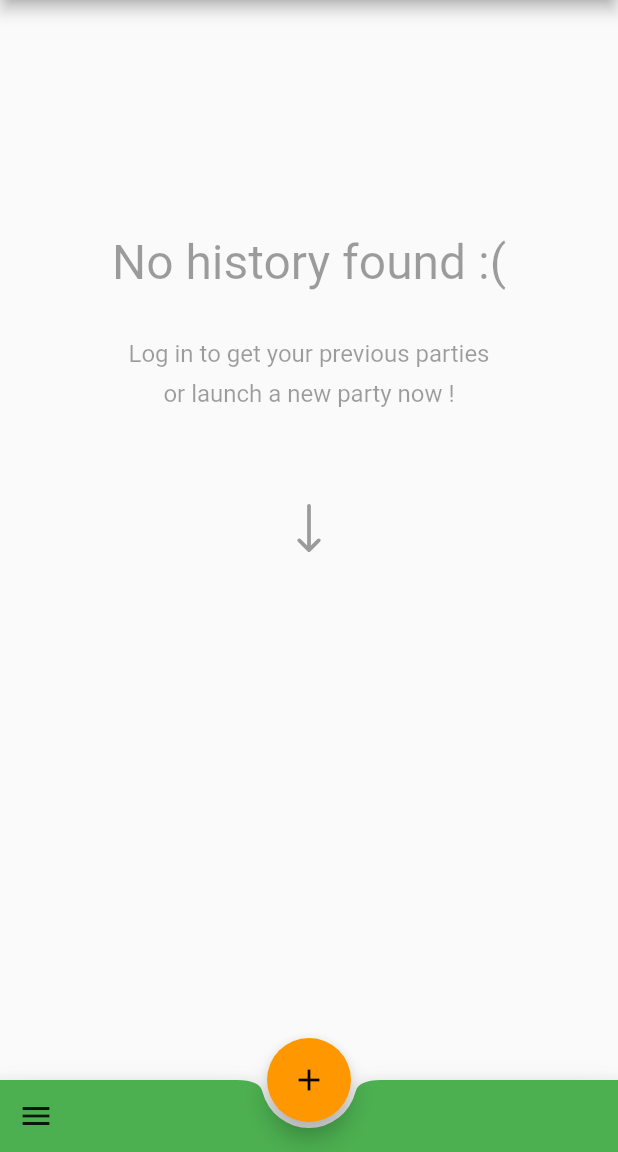
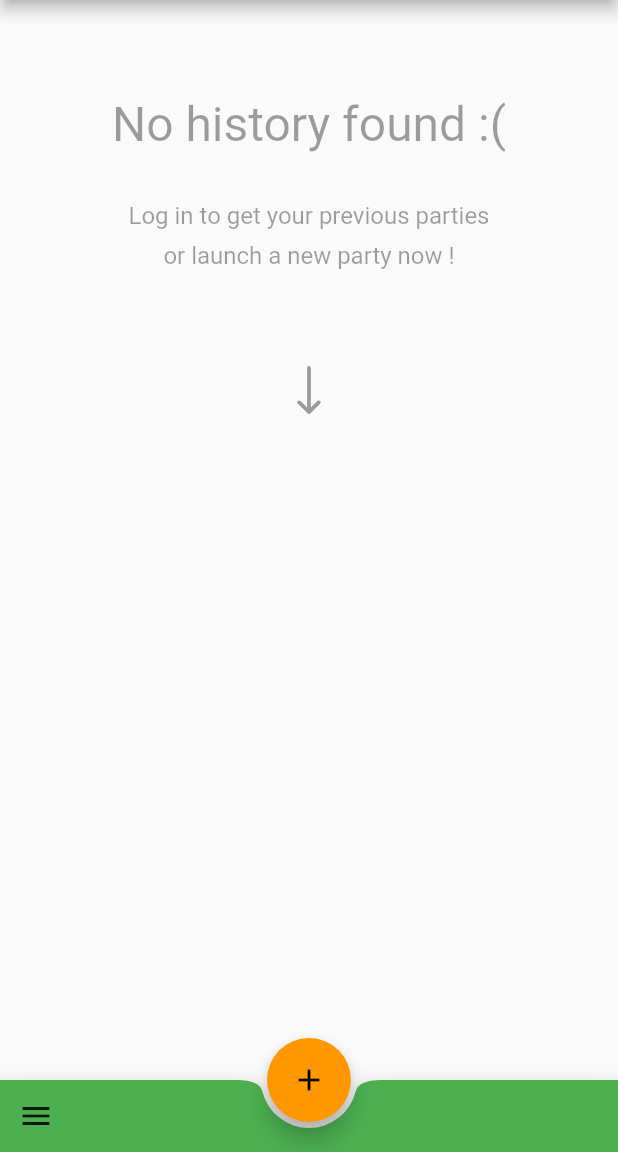
Before and after one commit to TotemaT/Scored_, a Flutter app: the screen it shows after launch, on a phone screen of 412 x 824 dp, the part 84-1236 px from its top. Run offline on Flutter 3.47's test engine with Material 2 defaults, Android fonts, the phone set to English and light mode, and no system bars; our stand-ins replace flutter_svg, shared_preferences.

Commit message:
Refactor noHistory

```diff
--- a/lib/ui/pages/HistoryPage.dart
+++ b/lib/ui/pages/HistoryPage.dart
@@ -1,6 +1,8 @@
+import 'dart:developer';
+
 import 'package:flutter/material.dart';
-import 'package:flutter_svg/svg.dart';
 import 'package:scored/ui/partials/Layout.dart';
+import 'package:scored/ui/widgets/NoHistory.dart';
 
 class HistoryPage extends StatelessWidget {
   const HistoryPage({Key? key}) : super(key: key);
@@ -9,33 +11,9 @@ class HistoryPage extends StatelessWidget {
   Widget build(BuildContext context) {
     return Layout(
       scaffoldKey: 'HistoryScaffold',
-      child: Center(
-        child: Column(
-          children: [
-            Padding(
-              padding: EdgeInsets.only(top: 156),
-              child: Text(
-                'No history found :(',
-                style: TextStyle(fontSize: 32, color: Colors.black38),
-              ),
-            ),
-            Padding(
-                padding: EdgeInsets.only(top: 32, bottom: 8),
-                child: Text('Log in to get your previous parties',
-                    style: TextStyle(fontSize: 16, color: Colors.black38))),
-            Padding(
-                padding: EdgeInsets.only(bottom: 64),
-                child: Text('or launch a new party now !',
-                    style: TextStyle(fontSize: 16, color: Colors.black38))),
-            SvgPicture.asset(
-              'assets/arrow_down.svg',
-              semanticsLabel: 'Arrow pointing to the create party button',
-              height: 32,
-              color: Colors.black38,
-            )
-          ],
-        ),
-      ),
+      fabIcon: Icon(Icons.add),
+      fabAction: () => log("Clicked on icon"),
+      child: NoHistory(),
     );
   }
 }
--- a/lib/ui/partials/Layout.dart
+++ b/lib/ui/partials/Layout.dart
@@ -1,5 +1,3 @@
-import 'dart:developer';
-
 import 'package:flutter/material.dart';
 import 'package:scored/ui/widgets/BottomBar.dart';
 
@@ -23,10 +21,10 @@ class Layout extends StatelessWidget {
         ),
         body: SafeArea(child: child ?? Center()),
         bottomNavigationBar: BottomBar(),
-        floatingActionButton: FloatingActionButton(
-          onPressed: () => log("Clicked fab"),
-          child: const Icon(Icons.add),
-        ),
+        floatingActionButton: fabIcon != null ? FloatingActionButton(
+          onPressed: fabAction,
+          child: fabIcon,
+        ) : null,
         floatingActionButtonLocation:
             FloatingActionButtonLocation.centerDocked);
   }
--- /dev/null
+++ b/lib/ui/widgets/NoHistory.dart
@@ -0,0 +1,37 @@
+import 'package:flutter/material.dart';
+import 'package:flutter_svg/svg.dart';
+
+class NoHistory extends StatelessWidget {
+  const NoHistory({Key? key}) : super(key: key);
+
+  @override
+  Widget build(BuildContext context) {
+    return Center(
+      child: Column(
+        children: [
+          Padding(
+            padding: EdgeInsets.only(top: 64),
+            child: Text(
+              'No history found :(',
+              style: TextStyle(fontSize: 32, color: Colors.black38),
+            ),
+          ),
+          Padding(
+              padding: EdgeInsets.only(top: 32, bottom: 8),
+              child: Text('Log in to get your previous parties',
+                  style: TextStyle(fontSize: 16, color: Colors.black38))),
+          Padding(
+              padding: EdgeInsets.only(bottom: 64),
+              child: Text('or launch a new party now !',
+                  style: TextStyle(fontSize: 16, color: Colors.black38))),
+          SvgPicture.asset(
+            'assets/arrow_down.svg',
+            semanticsLabel: 'Arrow pointing to the create party button',
+            height: 32,
+            color: Colors.black38,
+          )
+        ],
+      ),
+    );
+  }
+}
```
